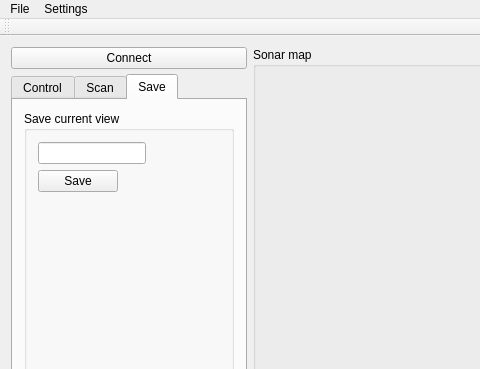
Above: mainwindow.ui from mfrydrysiak/PAS_triangulation_sonar before the change; both pictures show x 0 to 480 and y 0 to 369 of the 793 by 776 pixel window. Below: the same form after it.
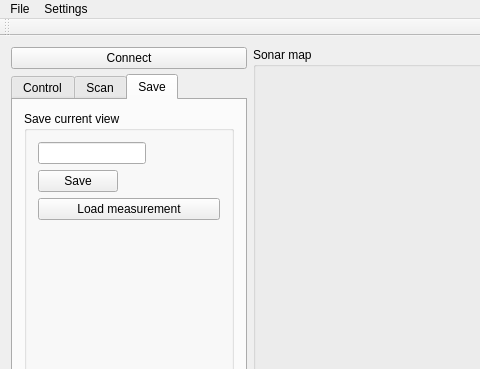
That is the form after the change. The open tabs and pages were chosen to show the change. Custom widgets are drawn as their Qt base class.

Commit message: Load file (measurement) option added

Patch:
```diff
--- a/mainwindow.ui
+++ b/mainwindow.ui
@@ -490,6 +490,13 @@
                  </property>
                 </widget>
                </item>
+               <item row="2" column="0" colspan="2">
+                <widget class="QPushButton" name="loadBtn">
+                 <property name="text">
+                  <string>Load measurement</string>
+                 </property>
+                </widget>
+               </item>
               </layout>
              </widget>
             </item>
```
Left out of the diff: 2 changed lines with no effect on the pictures. The commit also changes 4 other files.
